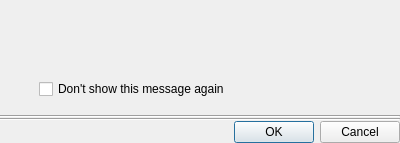
First picture: the form in client/libclient/src/ui/dialogs/common/message_box.ui, repository networkoptix/nx_open, before the edit.
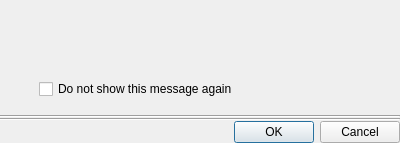
Second picture: the form after the edit.

```diff
--- a/client/libclient/src/ui/dialogs/common/message_box.ui
+++ b/client/libclient/src/ui/dialogs/common/message_box.ui
@@ -111,7 +111,7 @@
           <item>
            <widget class="QCheckBox" name="checkBox">
             <property name="text">
-             <string>Don't show this message again</string>
+             <string>Do not show this message again</string>
             </property>
            </widget>
           </item>
```
